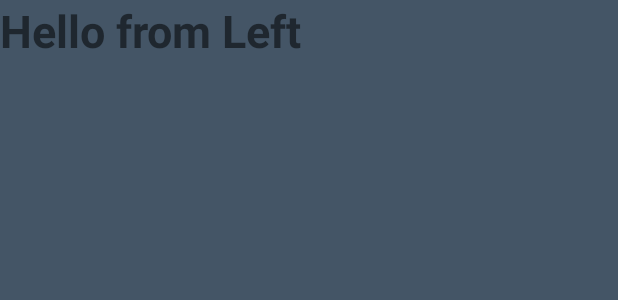
After one commit to EdwinGuo/WisdomApp, an Android app: the layout left_menu.xml on its own in the app's theme, with its tools: preview values and no code run, on a phone screen of 412 x 824 dp. The commit adds this screen. Shown: the top 300 px of the screen. Run offline under Robolectric (Android 15) with nearby library versions, the phone set to English and light mode, and no system bars.

Commit message:
slidingingfragmentActivity day01-10

```diff
--- a/app/build.gradle
+++ b/app/build.gradle
@@ -23,4 +23,5 @@ dependencies {
     compile fileTree(dir: 'libs', include: ['*.jar'])
     testCompile 'junit:junit:4.12'
     compile 'com.android.support:appcompat-v7:24.2.0'
+    compile project(path: ':library')
 }
--- a/app/src/main/AndroidManifest.xml
+++ b/app/src/main/AndroidManifest.xml
@@ -19,7 +19,8 @@
             </intent-filter>
         </activity>
         <activity android:name=".GuideActivity"></activity>
-        <activity android:name=".MainActivity"></activity>
+        <activity android:name=".MainActivity"
+            android:theme="@android:style/Theme.Black"></activity>
     </application>
 
 </manifest>
--- /dev/null
+++ b/app/src/main/res/layout/left_menu.xml
@@ -0,0 +1,16 @@
+<?xml version="1.0" encoding="utf-8"?>
+<RelativeLayout xmlns:android="http://schemas.android.com/apk/res/android"
+    xmlns:tools="http://schemas.android.com/tools"
+    android:layout_width="match_parent"
+    android:layout_height="match_parent"
+    tools:context="guo.edwin.wisdomapp.MainActivity"
+    android:background="#456">
+
+
+    <TextView
+        android:layout_width="wrap_content"
+        android:layout_height="wrap_content"
+        android:text="Hello from Left"
+        android:textSize="30dp"
+        android:textStyle="bold"/>
+</RelativeLayout>
```
Also changed, not shown: app/src/main/java/guo/edwin/wisdomapp/MainActivity.java (+11 -2 lines).
